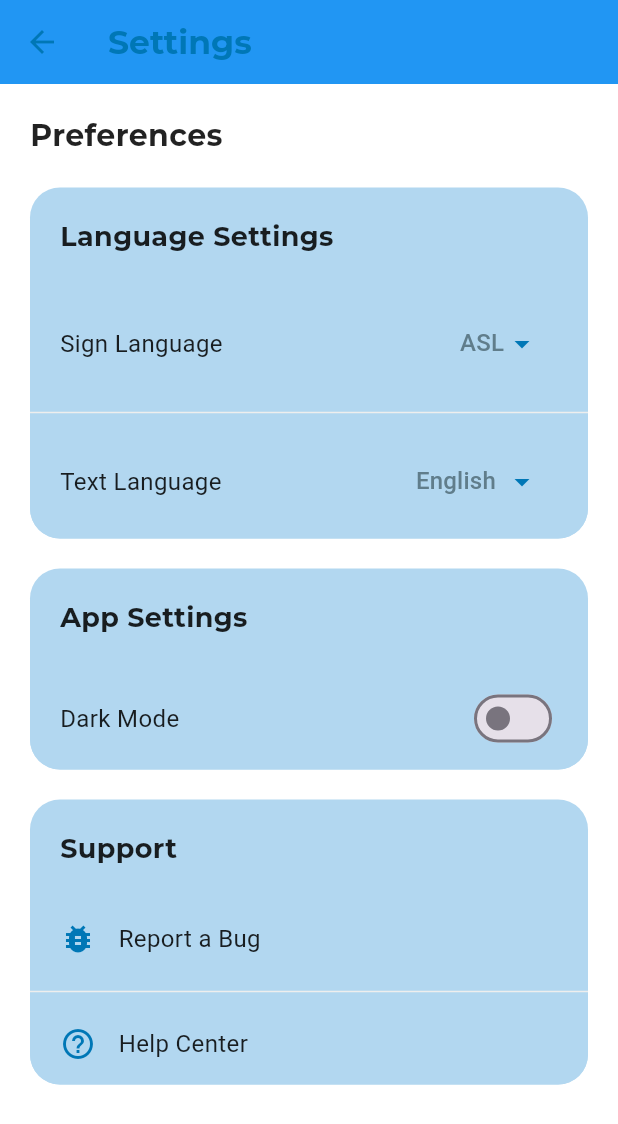
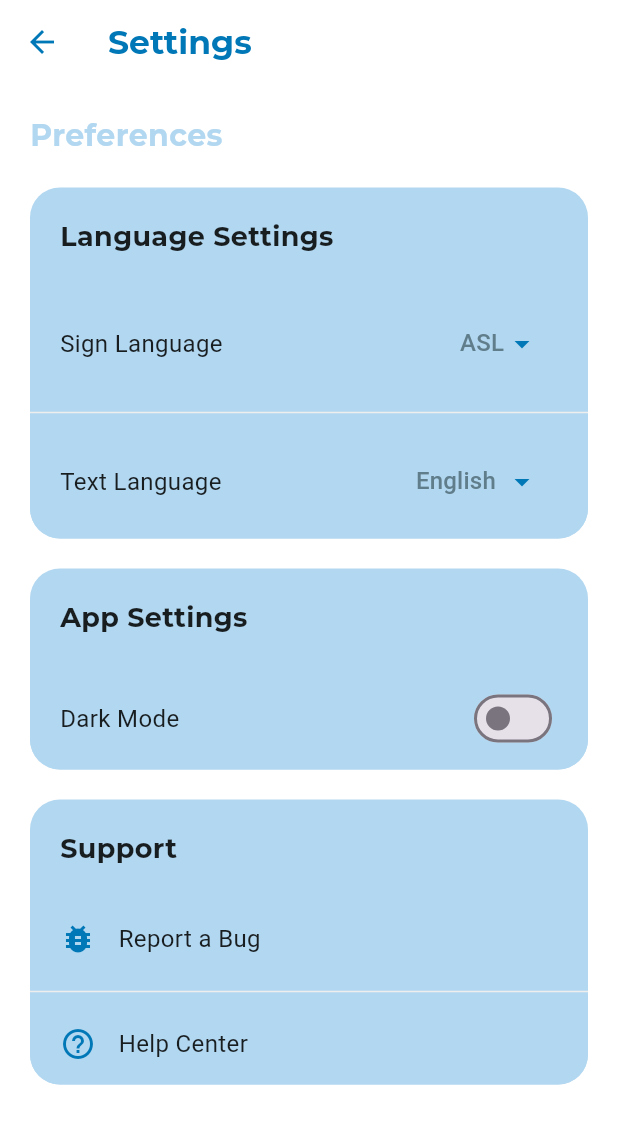
Before and after one commit to Livox91/ComunistSIgn, a Flutter app: the MainDashboard screen opened directly, in the side drawer, after a tap on "Settings", on a phone screen of 412 x 824 dp. Shown: the top 1124 px of the screen. Run offline on Flutter 3.47's test engine with Material 3 defaults, Android fonts, the phone set to English and light mode, and no system bars; our stand-ins replace bloc, cached_network_image, camera, equatable, firebase_auth, firebase_core and 5 more; accounts and stored records are empty; network calls fail.

Commit message:
ye lo aik our

```diff
--- a/lib/presentation/screens/main_dashboard.dart
+++ b/lib/presentation/screens/main_dashboard.dart
@@ -5,6 +5,7 @@ import 'package:google_fonts/google_fonts.dart';
 import 'package:mcprj/data/shared_preference.dart';
 import 'package:mcprj/domain/user_model.dart';
 import 'package:mcprj/presentation/blocs/auth_bloc/user_auth_bloc.dart';
+import 'package:mcprj/presentation/blocs/theme_bloc/theme_cubit.dart';
 import 'package:mcprj/presentation/screens/settings_page.dart';
 import 'package:mcprj/presentation/themes/text_styles.dart';
 import 'translate_sign_to_text.dart';
@@ -150,10 +151,11 @@ class MainDashboard extends StatefulWidget {
 class _MainDashboardState extends State<MainDashboard> {
   final SharedPref sharedPref = SharedPref();
   late UserProfile? user = UserProfile(name: "");
-
+  Color? colortheme;
   @override
   void initState() {
     setuserProfile();
+
     super.initState();
   }
 
@@ -165,6 +167,7 @@ class _MainDashboardState extends State<MainDashboard> {
 
   @override
   Widget build(BuildContext context) {
+    // final themeCubit = context.read<ThemeCubit>();
     return Scaffold(
       endDrawer: buildDrawer(context),
       appBar: _selectedIndex == 0
--- a/lib/presentation/screens/settings_page.dart
+++ b/lib/presentation/screens/settings_page.dart
@@ -51,7 +51,7 @@ class _SettingsPageState extends State<SettingsPage> {
                 style: GoogleFonts.montserrat(
                   fontSize: 20,
                   fontWeight: FontWeight.bold,
-                  color: Colors.black87,
+                  color: const Color(0xFFB2D7F0),
                 ),
               ),
               SizedBox(height: 20),
--- a/lib/presentation/themes/theme.dart
+++ b/lib/presentation/themes/theme.dart
@@ -5,7 +5,7 @@ final ThemeData lightTheme = ThemeData(
   primarySwatch: Colors.blue,
   scaffoldBackgroundColor: Colors.white,
   appBarTheme: const AppBarTheme(
-    backgroundColor: Colors.blue,
+    backgroundColor: Colors.white,
     foregroundColor: Colors.white,
   ),
 );
```
Also changed, not shown: lib/text_to_sign.dart (+9 -1 lines), 4 other files.
